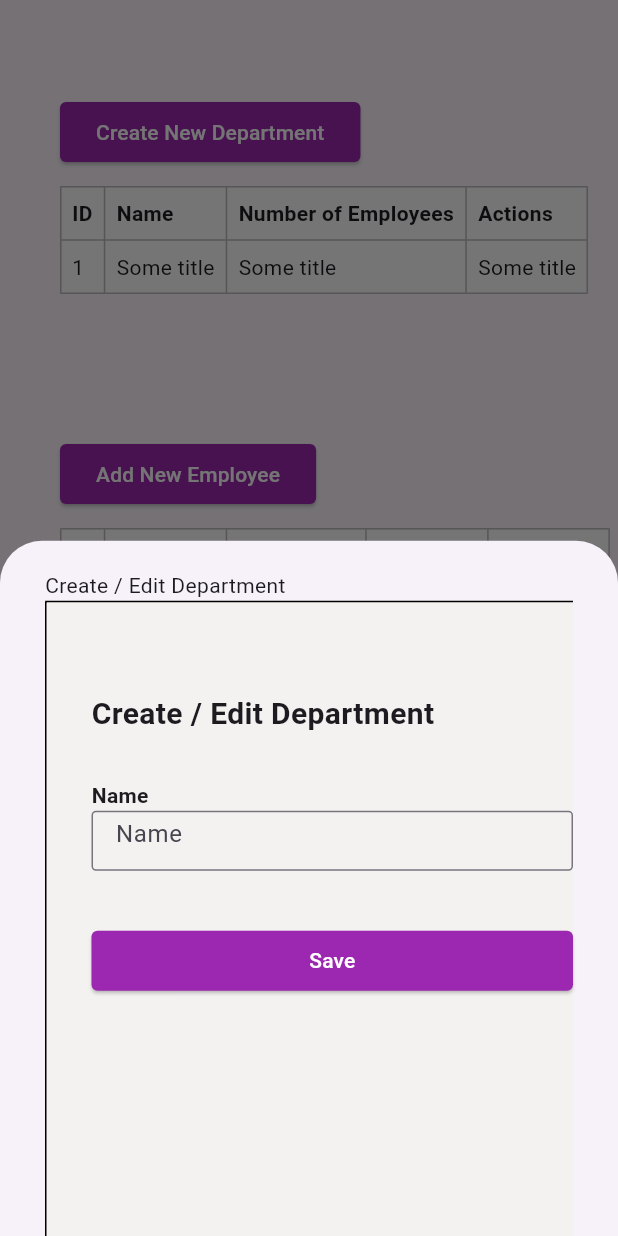
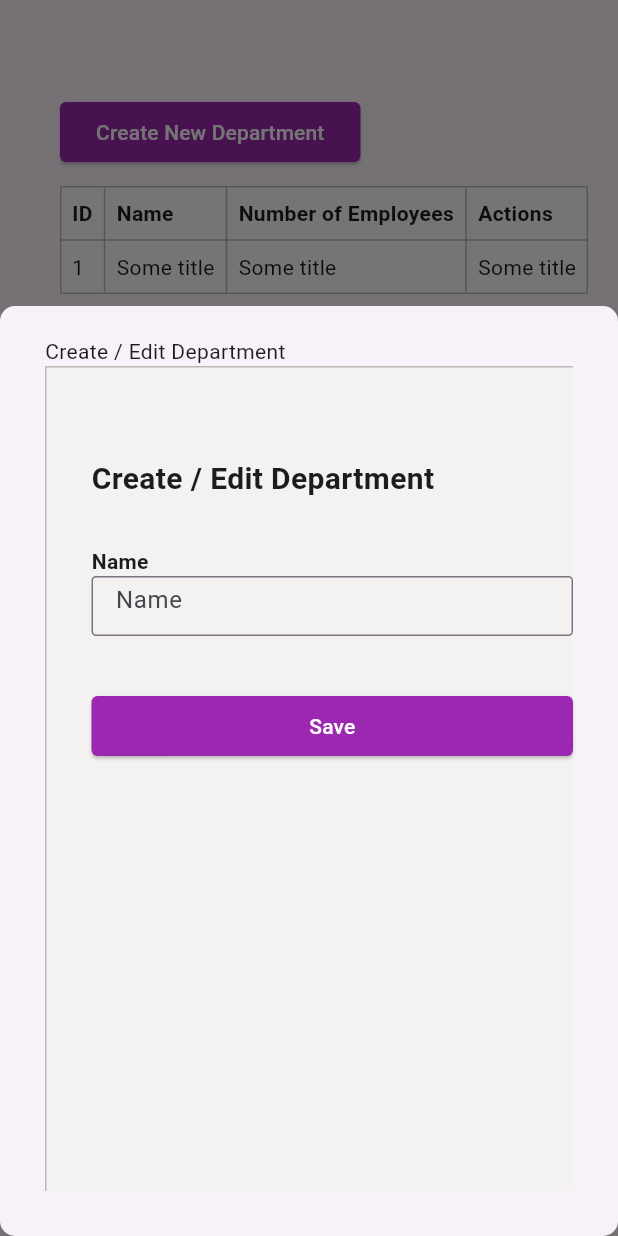
Before and after one commit to ShinanTc/flutter-assignment, a Flutter app: the screen it shows after launch, after a tap on "Add New Employee", on a phone screen of 412 x 824 dp. Run offline on Flutter 3.47's test engine with Material 3 defaults, Android fonts, the phone set to English and light mode, and no system bars.

Commit message:
margin color changed

```diff
--- a/lib/ui/modals/create_edit_department_modal.dart
+++ b/lib/ui/modals/create_edit_department_modal.dart
@@ -31,8 +31,10 @@ class CreateEditDepartmentModal extends StatelessWidget {
                   color: Color.fromARGB(255, 244, 241, 241),
                   borderRadius: BorderRadius.zero,
                   border: Border(
-                      top: BorderSide(color: Colors.black),
-                      left: BorderSide(color: Colors.black))),
+                      top:
+                          BorderSide(color: Color.fromARGB(255, 189, 183, 183)),
+                      left: BorderSide(
+                          color: Color.fromARGB(255, 189, 183, 183)))),
               child: Padding(
                 padding: const EdgeInsets.fromLTRB(30, 60, 0, 0),
                 child: Column(
--- a/lib/ui/screens/home_screen.dart
+++ b/lib/ui/screens/home_screen.dart
@@ -49,6 +49,10 @@ class HomeScreen extends StatelessWidget {
                 onPressed: () {
                   showModalBottomSheet(
                     context: context,
+                    isScrollControlled: true,
+                    shape: RoundedRectangleBorder(
+                      borderRadius: BorderRadius.circular(10),
+                    ),
                     builder: (BuildContext context) {
                       return const CreateEditDepartmentModal();
                     },
```
